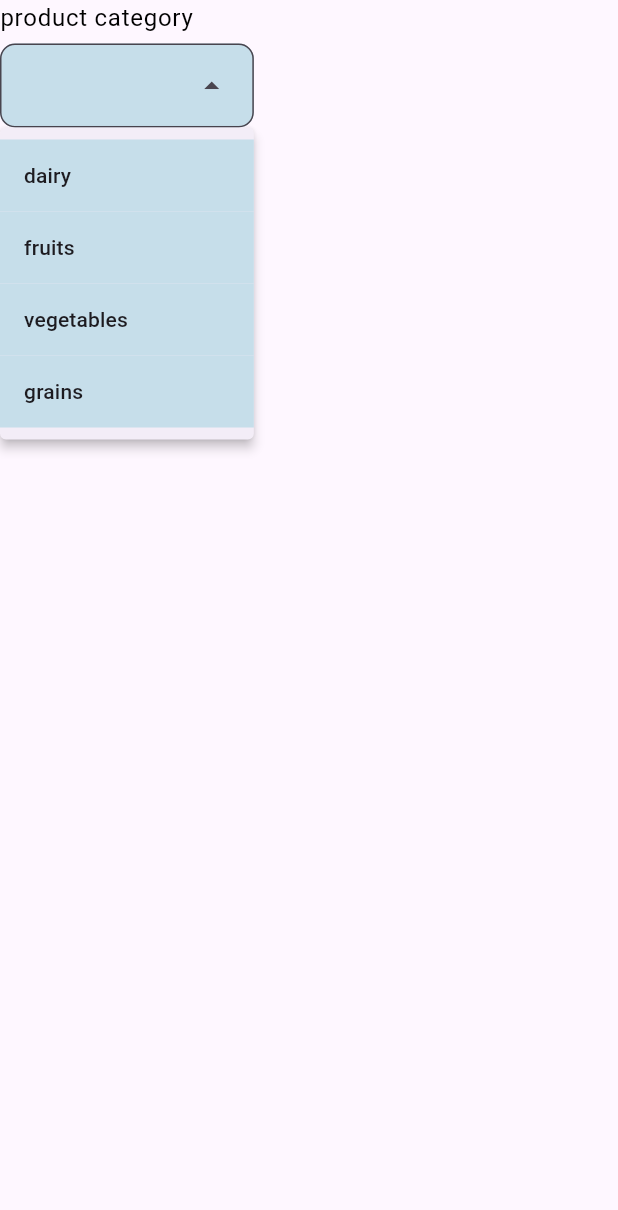
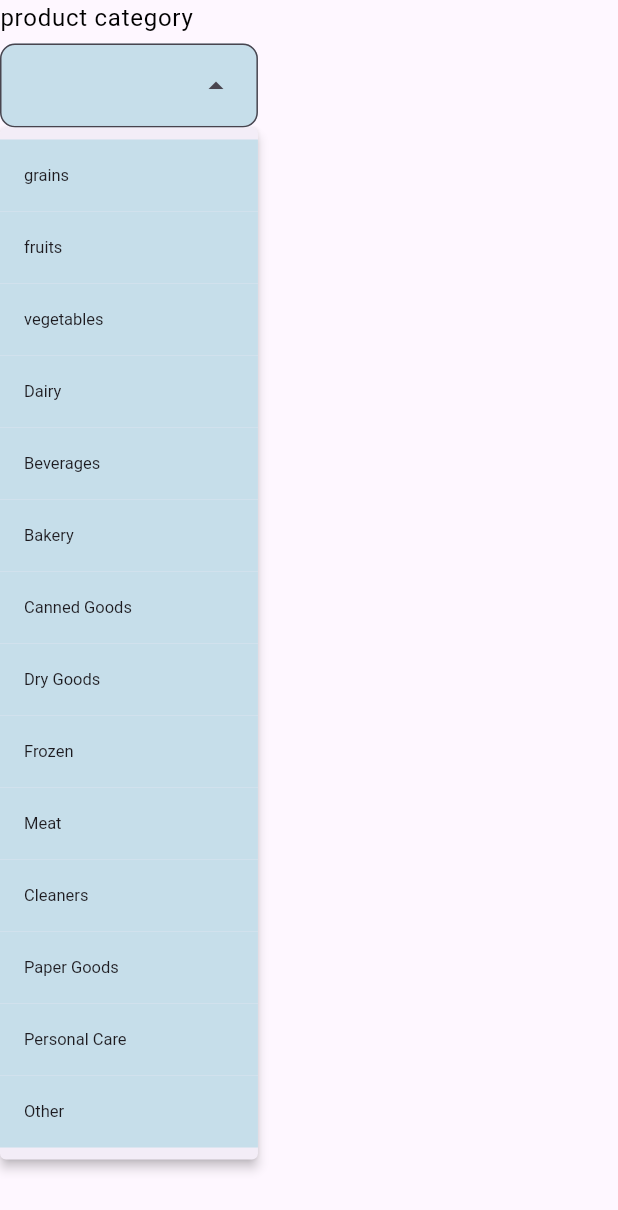
Before and after one commit to MohammedSolyman/store_admin_panel, a Flutter app: the ProductCategoryBlock widget shown alone on an empty page, opened directly with empty values, after a tap on "grains", on a phone screen of 412 x 824 dp. Shown: the top 1210 px of the screen. Run offline on Flutter 3.47's test engine with Material 3 defaults, Android fonts, the phone set to English and light mode, and no system bars; our stand-ins replace cloud_firestore, dotted_border, file_picker, firebase_auth, firebase_core, firebase_storage and 5 more; accounts and stored records are empty; network calls fail.

Commit message:
products categories were increased, and its UI was modified

```diff
--- a/store_admin_panel/lib/constants/constants.dart
+++ b/store_admin_panel/lib/constants/constants.dart
@@ -37,12 +37,32 @@ class Category {
   static const String grains = "grains";
   static const String fruits = "fruits";
   static const String vegetables = "vegetables";
-  static const String dairy = "dairy";
+  static const String dairy = "Dairy";
+  static const String beverages = "Beverages";
+  static const String bakery = "Bakery";
+  static const String cannedGoods = "Canned Goods";
+  static const String dryGoods = "Dry Goods";
+  static const String frozen = "Frozen";
+  static const String meat = "Meat";
+  static const String cleaners = "Cleaners";
+  static const String paperGoods = "Paper Goods";
+  static const String personalCare = "Personal Care";
+  static const String other = "Other";
 
   static const List<String> categoryList = [
-    Category.dairy,
+    Category.grains,
     Category.fruits,
     Category.vegetables,
-    Category.grains
+    Category.dairy,
+    Category.beverages,
+    Category.bakery,
+    Category.cannedGoods,
+    Category.dryGoods,
+    Category.frozen,
+    Category.meat,
+    Category.cleaners,
+    Category.paperGoods,
+    Category.personalCare,
+    Category.other,
   ];
 }
--- a/store_admin_panel/lib/global_widgets/add_edit_product/components/middle_block/components/left_block/components/product_category_block.dart
+++ b/store_admin_panel/lib/global_widgets/add_edit_product/components/middle_block/components/left_block/components/product_category_block.dart
@@ -32,6 +32,8 @@ class ProductCategoryBlock extends StatelessWidget {
                 List.generate(Category.categoryList.length, (index) {
               return DropdownMenuEntry(
                   style: ButtonStyle(
+                      textStyle: const MaterialStatePropertyAll(
+                          TextStyle(fontSize: 11)),
                       backgroundColor: MaterialStatePropertyAll(
                           Theme.of(context).primaryColor)),
                   value: Category.categoryList[index],
--- a/store_admin_panel/lib/global_widgets/add_edit_product/components/middle_block/middle_block.dart
+++ b/store_admin_panel/lib/global_widgets/add_edit_product/components/middle_block/middle_block.dart
@@ -1,6 +1,6 @@
 import 'package:flutter/material.dart';
 import 'package:store_admin_panel/global_widgets/add_edit_product/components/middle_block/components/center_block.dart';
-import 'package:store_admin_panel/global_widgets/add_edit_product/components/middle_block/components/left_block.dart';
+import 'package:store_admin_panel/global_widgets/add_edit_product/components/middle_block/components/left_block/left_block.dart';
 import 'package:store_admin_panel/global_widgets/add_edit_product/components/middle_block/components/right_block.dart';
 
 class MiddleBlock extends StatelessWidget {
--- a/store_admin_panel/lib/main.dart
+++ b/store_admin_panel/lib/main.dart
@@ -35,7 +35,7 @@ mohammedsolyman10@gmail.com
 admin-------------------------------
 mohammed_solyman25@yahoo.com   123456789
 
-git push https://github.com/MohammedSolyman/store_admin_panel.git master
+git push https://github.com/MohammedSolyman/store_admin_panel.git main
 */
 void main() async {
   setPathUrlStrategy();
```
